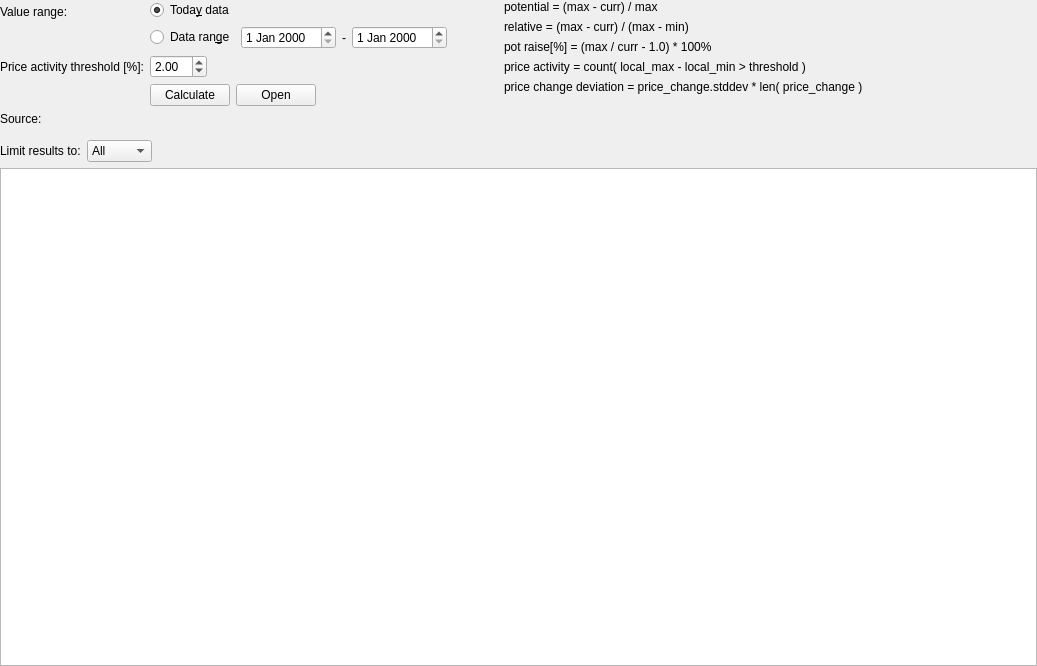
Before: the Qt Designer form src/stockmonitor/ui/widget/tool/activitywidget.ui in anetczuk/stock-monitor, drawn with Qt 5.
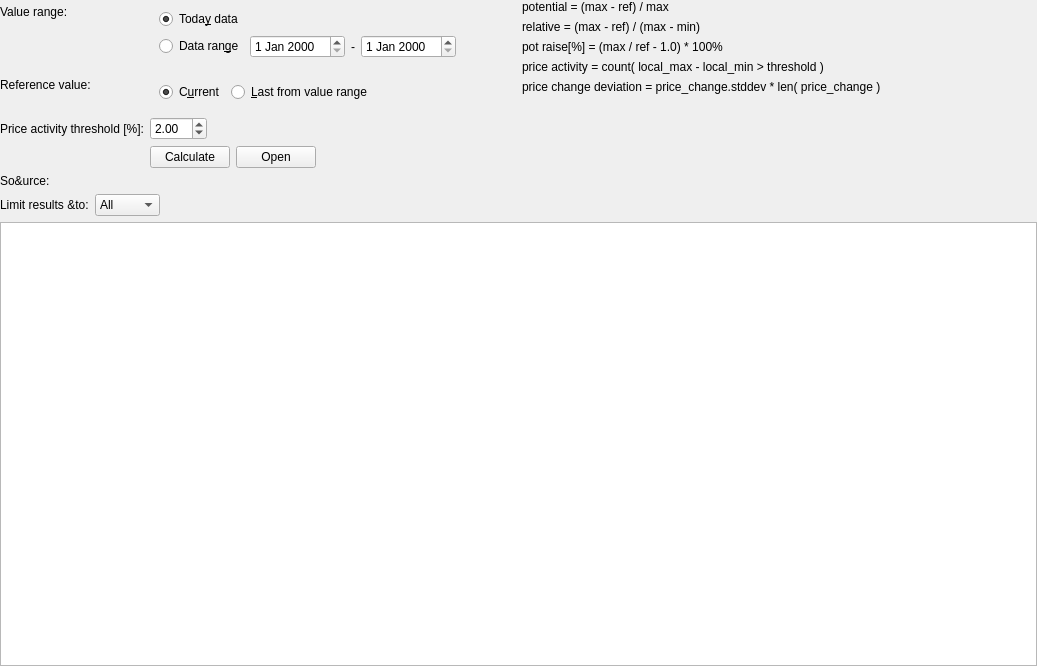
After: the same form once the commit is applied. Custom widgets are drawn as their Qt base class.

Commit message: Add option to choose reference value

Patch:
```diff
--- a/src/stockmonitor/ui/widget/tool/activitywidget.ui
+++ b/src/stockmonitor/ui/widget/tool/activitywidget.ui
@@ -30,7 +30,21 @@
     <layout class="QHBoxLayout" name="horizontalLayout" stretch="0,1">
      <item>
       <layout class="QFormLayout" name="formLayout">
+       <item row="1" column="0">
+        <widget class="QLabel" name="label">
+         <property name="text">
+          <string>Value range:</string>
+         </property>
+        </widget>
+       </item>
        <item row="2" column="0">
+        <widget class="QLabel" name="label_11">
+         <property name="text">
+          <string>Reference value:</string>
+         </property>
+        </widget>
+       </item>
+       <item row="3" column="0">
         <widget class="QLabel" name="label_4">
          <property name="text">
           <string>Price activity threshold [%]:</string>
@@ -38,6 +52,33 @@
         </widget>
        </item>
        <item row="3" column="1">
+        <layout class="QHBoxLayout" name="horizontalLayout_2">
+         <item>
+          <widget class="QDoubleSpinBox" name="threshSB">
+           <property name="singleStep">
+            <double>0.500000000000000</double>
+           </property>
+           <property name="value">
+            <double>2.000000000000000</double>
+           </property>
+          </widget>
+         </item>
+         <item>
+          <spacer name="horizontalSpacer_3">
+           <property name="orientation">
+            <enum>Qt::Horizontal</enum>
+           </property>
+           <property name="sizeHint" stdset="0">
+            <size>
+             <width>40</width>
+             <height>20</height>
+            </size>
+           </property>
+          </spacer>
+         </item>
+        </layout>
+       </item>
+       <item row="4" column="1">
         <layout class="QHBoxLayout" name="horizontalLayout_3">
          <item>
           <widget class="QPushButton" name="calculatePB">
@@ -68,55 +109,22 @@
          </item>
         </layout>
        </item>
-       <item row="4" column="0">
+       <item row="5" column="0">
         <widget class="QLabel" name="label_5">
          <property name="text">
-          <string>Source:</string>
+          <string>So&amp;urce:</string>
          </property>
         </widget>
        </item>
-       <item row="4" column="1">
+       <item row="5" column="1">
         <widget class="QLabel" name="sourceLabel">
          <property name="text">
           <string/>
          </property>
         </widget>
        </item>
-       <item row="2" column="1">
-        <layout class="QHBoxLayout" name="horizontalLayout_2">
-         <item>
-          <widget class="QDoubleSpinBox" name="threshSB">
-           <property name="singleStep">
-            <double>0.500000000000000</double>
-           </property>
-           <property name="value">
-            <double>2.000000000000000</double>
-           </property>
-          </widget>
-         </item>
-         <item>
-          <spacer name="horizontalSpacer_3">
-           <property name="orientation">
-            <enum>Qt::Horizontal</enum>
-           </property>
-           <property name="sizeHint" stdset="0">
-            <size>
-             <width>40</width>
-             <height>20</height>
-            </size>
-           </property>
-          </spacer>
-         </item>
-        </layout>
-       </item>
-       <item row="1" column="0">
-        <widget class="QLabel" name="label">
-         <property name="text">
-          <string>Value range:</string>
-         </property>
-        </widget>
-       </item>
        <item row="1" column="1">
+        <widget class="QWidget" name="xxx" native="true">
         <layout class="QVBoxLayout" name="verticalLayout_2">
          <item>
           <layout class="QHBoxLayout" name="horizontalLayout_5">
@@ -186,6 +194,43 @@
           </layout>
          </item>
         </layout>
+        </widget>
+       </item>
+       <item row="2" column="1">
+        <widget class="QWidget" name="horizontalWidget" native="true">
+         <layout class="QHBoxLayout" name="horizontalLayout_7">
+          <item>
+           <widget class="QRadioButton" name="currentRefRB">
+            <property name="text">
+             <string>C&amp;urrent</string>
+            </property>
+            <property name="checked">
+             <bool>true</bool>
+            </property>
+           </widget>
+          </item>
+          <item>
+           <widget class="QRadioButton" name="rangeRefRB">
+            <property name="text">
+             <string>&amp;Last from value range</string>
+            </property>
+           </widget>
+          </item>
+          <item>
+           <spacer name="horizontalSpacer_2">
+            <property name="orientation">
+             <enum>Qt::Horizontal</enum>
+            </property>
+            <property name="sizeHint" stdset="0">
+             <size>
+              <width>40</width>
+              <height>20</height>
+             </size>
+            </property>
+           </spacer>
+          </item>
+         </layout>
+        </widget>
        </item>
       </layout>
      </item>
@@ -197,21 +242,24 @@
        <item>
         <widget class="QLabel" name="label_7">
          <property name="text">
-          <string>potential = (max - curr) / max</string>
+          <string>potential = (max - ref) / max</string>
+         </property>
+         <property name="textInteractionFlags">
+          <set>Qt::LinksAccessibleByMouse</set>
          </property>
         </widget>
        </item>
        <item>
         <widget class="QLabel" name="label_9">
          <property name="text">
-          <string>relative = (max - curr) / (max - min)</string>
+          <string>relative = (max - ref) / (max - min)</string>
          </property>
         </widget>
        </item>
        <item>
         <widget class="QLabel" name="label_10">
          <property name="text">
-          <string>pot raise[%] = (max / curr - 1.0) * 100%</string>
+          <string>pot raise[%] = (max / ref - 1.0) * 100%</string>
          </property>
         </widget>
        </item>
@@ -251,7 +299,7 @@
      <item>
       <widget class="QLabel" name="label_8">
        <property name="text">
-        <string>Limit results to:</string>
+        <string>Limit results &amp;to:</string>
        </property>
       </widget>
      </item>
```
Left out of the diff: 35 changed lines with no effect on the pictures. Lines whose indentation alone changed are shown as unchanged. The commit also changes 2 other files.
